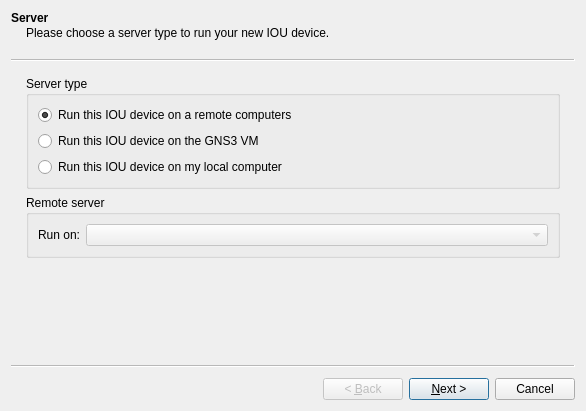
Before: the Qt Designer form gns3/modules/iou/ui/iou_device_wizard.ui in mpplab/MNSS, drawn with Qt 5.
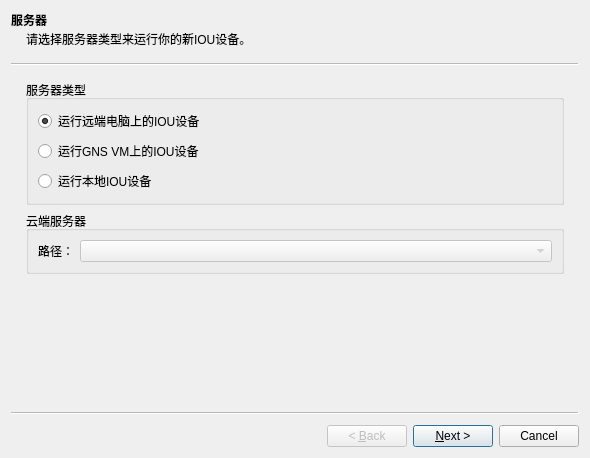
After: the same form once the commit is applied.

The edit to the form file:
```diff
--- a/gns3/modules/iou/ui/iou_device_wizard.ui
+++ b/gns3/modules/iou/ui/iou_device_wizard.ui
@@ -6,8 +6,8 @@
    <rect>
     <x>0</x>
     <y>0</y>
-    <width>586</width>
-    <height>411</height>
+    <width>590</width>
+    <height>458</height>
    </rect>
   </property>
   <property name="windowTitle">
@@ -18,22 +18,22 @@
   </property>
   <widget class="QWizardPage" name="uiServerWizardPage">
    <property name="title">
-    <string>Server</string>
+    <string>服务器</string>
    </property>
    <property name="subTitle">
-    <string>Please choose a server type to run your new IOU device.</string>
+    <string>请选择服务器类型来运行你的新IOU设备。</string>
    </property>
    <layout class="QGridLayout" name="gridLayout_2">
     <item row="0" column="0">
      <widget class="QGroupBox" name="uiServerTypeGroupBox">
       <property name="title">
-       <string>Server type</string>
+       <string>服务器类型</string>
       </property>
       <layout class="QVBoxLayout" name="verticalLayout">
        <item>
         <widget class="QRadioButton" name="uiRemoteRadioButton">
          <property name="text">
-          <string>Run this IOU device on a remote computers</string>
+          <string>运行远端电脑上的IOU设备</string>
          </property>
          <property name="checked">
           <bool>true</bool>
@@ -43,14 +43,14 @@
        <item>
         <widget class="QRadioButton" name="uiVMRadioButton">
          <property name="text">
-          <string>Run this IOU device on the GNS3 VM</string>
+          <string>运行GNS VM上的IOU设备</string>
          </property>
         </widget>
        </item>
        <item>
         <widget class="QRadioButton" name="uiLocalRadioButton">
          <property name="text">
-          <string>Run this IOU device on my local computer</string>
+          <string>运行本地IOU设备</string>
          </property>
         </widget>
        </item>
@@ -60,13 +60,13 @@
     <item row="1" column="0">
      <widget class="QGroupBox" name="uiRemoteServersGroupBox">
       <property name="title">
-       <string>Remote server</string>
+       <string>云端服务器</string>
       </property>
       <layout class="QGridLayout" name="gridLayout_7">
        <item row="0" column="0">
         <widget class="QLabel" name="uiRemoteServersLabel">
          <property name="text">
-          <string>Run on:</string>
+          <string>路径：</string>
          </property>
         </widget>
        </item>
```
Left out of the diff: 20 changed lines with no effect on the pictures.
